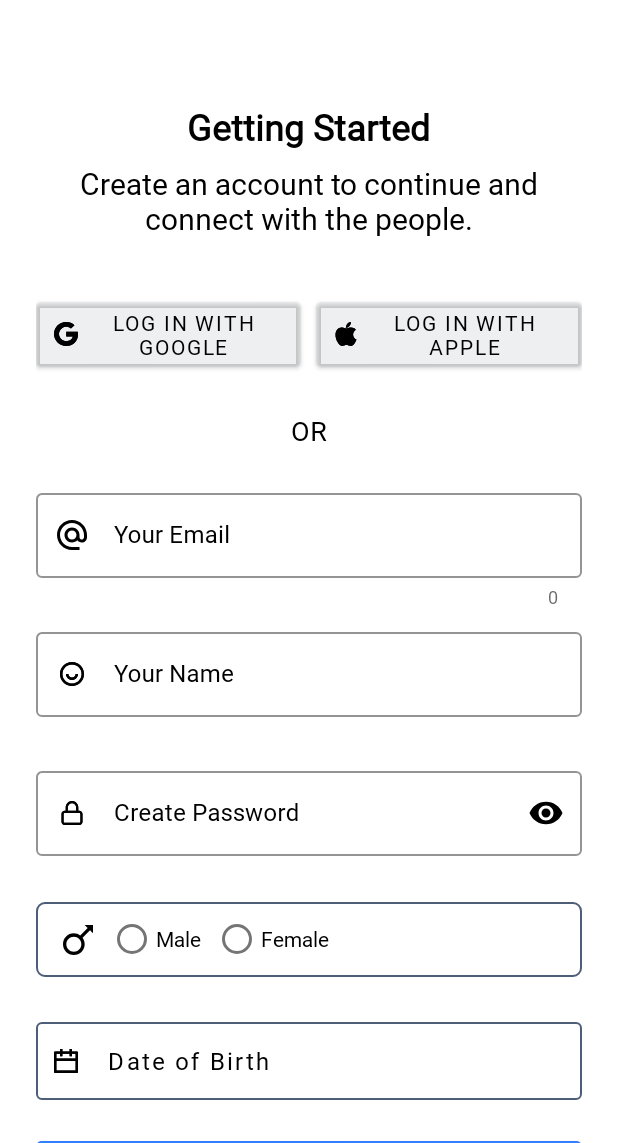
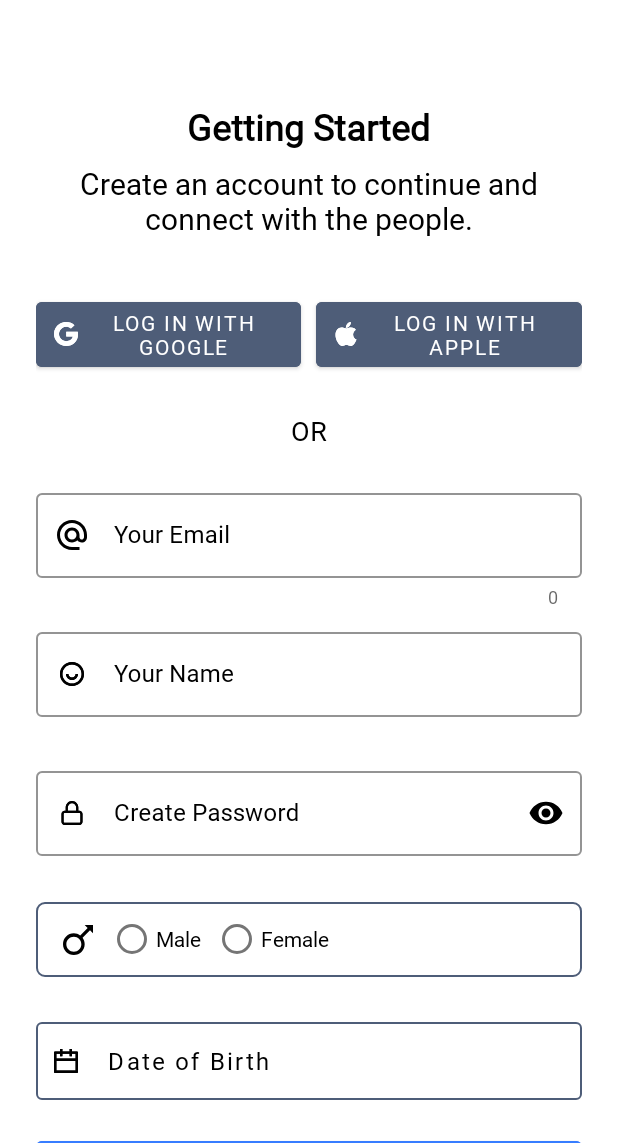
Before and after one commit to rafi-am7/Meetmax, an Android app: the screen it shows after launch (SignUp), on a phone screen of 412 x 824 dp, the part 93-1236 px from its top. Run offline under Robolectric (Android 15) with nearby library versions, the phone set to English and light mode, and no system bars; our stand-ins replace Firebase (no records; nobody signed in at launch, a user with empty details on screens opened directly).

Commit message:
story final

```diff
--- a/Meetmax/app/src/main/java/models/UserModel.java
+++ b/Meetmax/app/src/main/java/models/UserModel.java
@@ -7,7 +7,7 @@ public class UserModel {
     private String password;
     private String gender;
     private String birthdate;
-    private String verified;
+    private String verified="";
     private String profileImage="";
 
     // Default constructor is required for calls to DataSnapshot.getValue(User.class)
--- a/Meetmax/app/src/main/res/layout/activity_sign_up.xml
+++ b/Meetmax/app/src/main/res/layout/activity_sign_up.xml
@@ -8,6 +8,29 @@
     android:layout_height="match_parent"
     android:background="@color/white"
     tools:context=".SignUp">
+    <ProgressBar
+        android:id="@+id/progress_bar"
+        android:layout_width="wrap_content"
+        android:layout_height="wrap_content"
+        android:layout_centerInParent="true"
+        app:layout_constraintVertical_weight="1"
+        app:layout_constraintHorizontal_weight="1"
+        android:visibility="gone"
+        android:indeterminateTint="@color/blue"
+        tools:ignore="MissingConstraints" />
+
+    <View
+        app:layout_constraintVertical_weight="1"
+        app:layout_constraintHorizontal_weight="1"
+        android:id="@+id/overlay"
+        android:layout_width="match_parent"
+        android:layout_height="match_parent"
+        android:background="#80000000"
+        android:visibility="gone"
+        android:layout_gravity="center"/>
+
+
+
     <ImageView
         android:id="@+id/sign_up_logo_with_text"
         android:layout_width="152dp"
@@ -22,7 +45,6 @@
         android:layout_width="wrap_content"
         android:layout_height="wrap_content"
         android:layout_marginStart="24dp"
-        android:layout_marginTop="10dp"
         android:textColorHint="@color/black"
         app:hintTextColor="@color/black"
         app:boxBackgroundColor="@color/white"
@@ -102,12 +124,12 @@
                     android:layout_height="wrap_content"
                     android:layout_marginRight="10dp"
                     android:layout_weight="1"
-                    android:backgroundTint="@color/light_gray"
+                    android:backgroundTint="@color/gray"
                     android:text="Log in with Google"
-                    android:textColor="@color/black"
+                    android:textColor="@color/white"
                     android:textSize="14sp"
                     app:icon="@drawable/ic_logo_google"
-                    app:iconTint="@color/black" />
+                    app:iconTint="@color/white" />
 
                 <com.google.android.material.button.MaterialButton
                     android:id="@+id/log_in_with_apple_button"
@@ -116,10 +138,10 @@
                     style="@style/Widget.MaterialComponents.Button.Icon"
                     android:layout_width="0dp"
                     android:layout_height="wrap_content"
-                    android:backgroundTint="@color/light_gray"
+                    android:backgroundTint="@color/gray"
                     android:text="Log in with Apple"
-                    android:textColor="@color/black"
-                    app:iconTint="@color/black"
+                    android:textColor="@color/white"
+                    app:iconTint="@color/white"
                     android:textSize="14sp"
                     />
 
@@ -374,6 +396,7 @@
                 app:layout_constraintStart_toStartOf="parent"
                 app:layout_constraintTop_toBottomOf="@+id/date_of_birth_button" />
             <LinearLayout
+                android:id="@+id/alreay_account_layout"
                 android:layout_width="wrap_content"
                 android:orientation="horizontal"
                 app:layout_constraintStart_toStartOf="parent"
@@ -397,6 +420,14 @@
                     android:text="Sign In"/>
 
             </LinearLayout>
+            <View
+                app:layout_constraintTop_toBottomOf="@id/alreay_account_layout"
+                android:layout_width="match_parent"
+                android:layout_height="24dp"
+                android:background="@color/white"
+                android:layout_marginTop="10dp"
+                android:layout_marginBottom="10dp"
+                android:layout_gravity="center"/>
         </androidx.constraintlayout.widget.ConstraintLayout>
 
 
```
Also changed, not shown: Meetmax/app/src/main/java/com/example/meetmax/ForgotPassword.java (+24 -0 lines), Meetmax/app/src/main/java/com/example/meetmax/PostAddFragment.java (+13 -1 lines), Meetmax/app/src/main/java/com/example/meetmax/SignIn.java (+108 -41 lines), Meetmax/app/src/main/java/com/example/meetmax/SignUp.java (+76 -139 lines), Meetmax/app/src/main/res/layout/activity_sign_in.xml (+36 -8 lines), Meetmax/app/src/main/res/layout/fragment_post_add.xml (+20 -0 lines), Meetmax/app/src/main/res/values/styles.xml (added, +14 -0 lines).
